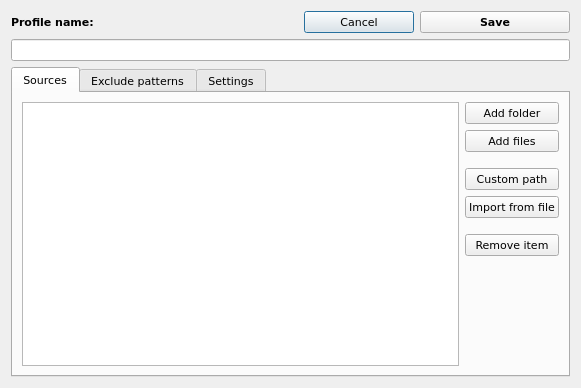
marazmista/tar-backup, file tar-backup/adddialog.ui: the form before one commit.
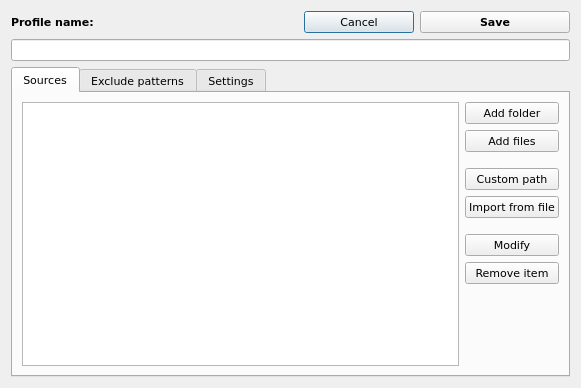
The form after the commit. The open tabs and pages were chosen to show the change. Icons and pictures are not drawn.

Commit message: added modify button on sources tab

Diff of the .ui file:
```diff
--- a/tar-backup/adddialog.ui
+++ b/tar-backup/adddialog.ui
@@ -84,14 +84,14 @@
       <enum>QTabWidget::Rounded</enum>
      </property>
      <property name="currentIndex">
-      <number>1</number>
+      <number>0</number>
      </property>
      <widget class="QWidget" name="sourcesTab">
       <attribute name="title">
        <string>Sources</string>
       </attribute>
       <layout class="QGridLayout" name="gridLayout">
-       <item row="7" column="1">
+       <item row="8" column="1">
         <spacer name="verticalSpacer">
          <property name="orientation">
           <enum>Qt::Vertical</enum>
@@ -126,7 +126,7 @@
          </property>
         </widget>
        </item>
-       <item row="6" column="1">
+       <item row="7" column="1">
         <widget class="QPushButton" name="btn_remove">
          <property name="text">
           <string>Remove item</string>
@@ -153,7 +153,7 @@
          </property>
         </spacer>
        </item>
-       <item row="0" column="0" rowspan="8">
+       <item row="0" column="0" rowspan="9">
         <widget class="QListWidget" name="list_Files"/>
        </item>
        <item row="2" column="1">
@@ -186,6 +186,23 @@
          </property>
         </widget>
        </item>
+       <item row="6" column="1">
+        <widget class="QPushButton" name="pushButton">
+         <property name="text">
+          <string>Modify</string>
+         </property>
+         <property name="icon">
+          <iconset resource="tar-backup-resources.qrc">
+           <normaloff>:/icons/icons/configure.png</normaloff>:/icons/icons/configure.png</iconset>
+         </property>
+         <property name="iconSize">
+          <size>
+           <width>20</width>
+           <height>20</height>
+          </size>
+         </property>
+        </widget>
+       </item>
       </layout>
      </widget>
      <widget class="QWidget" name="excludeTab">
@@ -243,6 +260,12 @@
           <iconset resource="tar-backup-resources.qrc">
            <normaloff>:/icons/icons/configure.png</normaloff>:/icons/icons/configure.png</iconset>
          </property>
+         <property name="iconSize">
+          <size>
+           <width>20</width>
+           <height>20</height>
+          </size>
+         </property>
         </widget>
        </item>
        <item row="8" column="0" colspan="2">
```
The commit also changes 2 other files.
